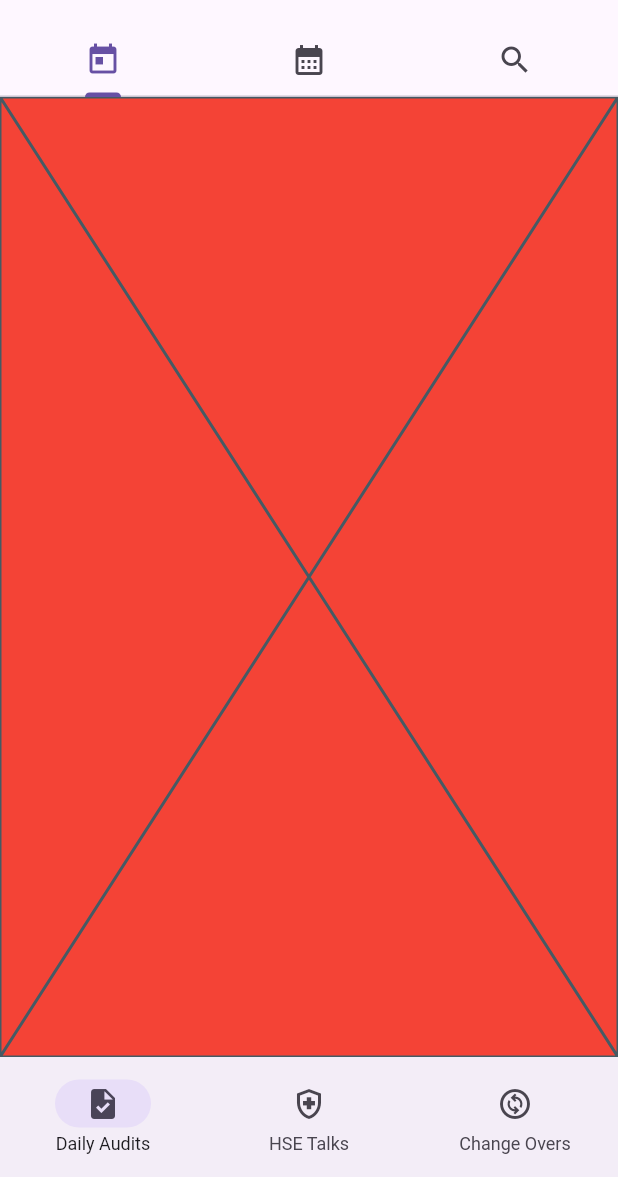
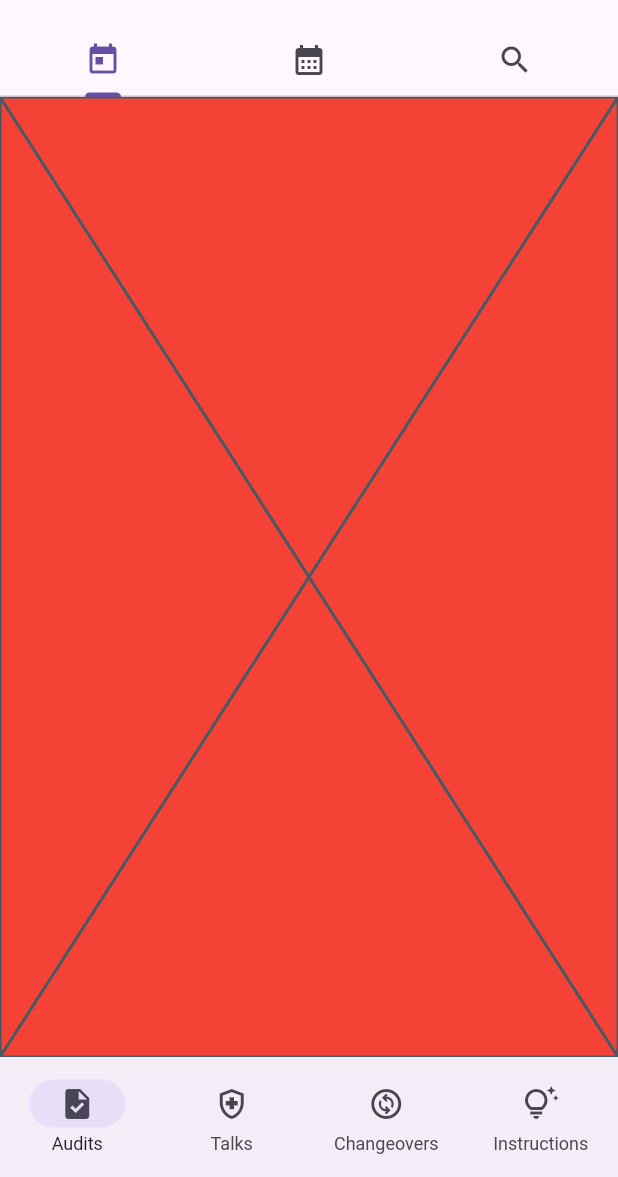
Before and after one commit to ashiqaliaslam/plant-ops-tracker, a Flutter app: the screen it shows after launch, on a phone screen of 412 x 824 dp, the part 59-1236 px from its top. Run offline on Flutter 3.47's test engine with Material 2 defaults, Android fonts, the phone set to English and light mode, and no system bars; our stand-ins replace cloud_firestore, firebase_auth, firebase_core, go_router, google_fonts, hooks_riverpod; missing offline and left inert: firebase_ui_auth; accounts and stored records are empty.

Commit message:
fourth bottom navigation bar item added

```diff
--- a/lib/app.dart
+++ b/lib/app.dart
@@ -5,6 +5,7 @@ import 'package:google_fonts/google_fonts.dart';
 import 'package:plant_ops_tracker/views/navigation/scaffold_with_navbar.dart';
 import 'package:plant_ops_tracker/views/tabs/audit_list_view.dart';
 import 'package:plant_ops_tracker/views/tabs/changeover_list_view.dart';
+import 'package:plant_ops_tracker/views/tabs/standing_orders.dart';
 import 'package:plant_ops_tracker/views/tabs/talk_list_view.dart';
 
 import 'views/user/profile_view.dart';
@@ -105,6 +106,15 @@ final _router = GoRouter(
             ),
           ],
         ),
+        StatefulShellBranch(
+          navigatorKey: _standingOrdersViewNavigatorKey,
+          routes: <RouteBase>[
+            GoRoute(
+              path: '/standing_orders',
+              builder: (context, state) => const StandingOrderView(),
+            ),
+          ],
+        ),
       ],
     ),
   ],
@@ -118,6 +128,8 @@ final GlobalKey<NavigatorState> _talksViewNavigatorKey =
     GlobalKey<NavigatorState>(debugLabel: 'talks');
 final GlobalKey<NavigatorState> _changeoversViewNavigatorKey =
     GlobalKey<NavigatorState>(debugLabel: 'changeovers');
+final GlobalKey<NavigatorState> _standingOrdersViewNavigatorKey =
+    GlobalKey<NavigatorState>(debugLabel: 'standing_orders');
 
 
 
--- a/lib/old/destinations.dart
+++ b/lib/state/navigation_destinations.dart/destinations.dart
@@ -21,21 +21,27 @@ class DestinationList {
   static List<Destination> allDestinations = [
     Destination(
       index: 0,
-      label: 'Daily Audits',
+      label: 'Audits',
       selectedIcon: const Icon(Icons.task),
       icon: const Icon(Icons.task_outlined),
     ),
     Destination(
       index: 1,
-      label: 'HSE Talks',
+      label: 'Talks',
       selectedIcon: const Icon(Icons.health_and_safety),
       icon: const Icon(Icons.health_and_safety_outlined),
     ),
     Destination(
       index: 2,
-      label: 'Change Overs',
+      label: 'Changeovers',
       selectedIcon: const Icon(Icons.change_circle),
       icon: const Icon(Icons.change_circle_outlined),
     ),
+    Destination(
+      index: 3,
+      label: 'Instructions',
+      selectedIcon: const Icon(Icons.tips_and_updates),
+      icon: const Icon(Icons.tips_and_updates_outlined),
+    ),
   ];
 }
--- a/lib/views/navigation/scaffold_with_navbar.dart
+++ b/lib/views/navigation/scaffold_with_navbar.dart
@@ -1,6 +1,6 @@
 import 'package:flutter/material.dart';
 import 'package:go_router/go_router.dart';
-import 'package:plant_ops_tracker/old/destinations.dart';
+import 'package:plant_ops_tracker/state/navigation_destinations.dart/destinations.dart';
 
 class ScaffoldWithNavgationBar extends StatefulWidget {
   const ScaffoldWithNavgationBar({
```
Also changed, not shown: lib/views/navigation/navigation_drawer.dart (+0 -38 lines), lib/views/tabs/standing_orders.dart (added, +18 -0 lines).
